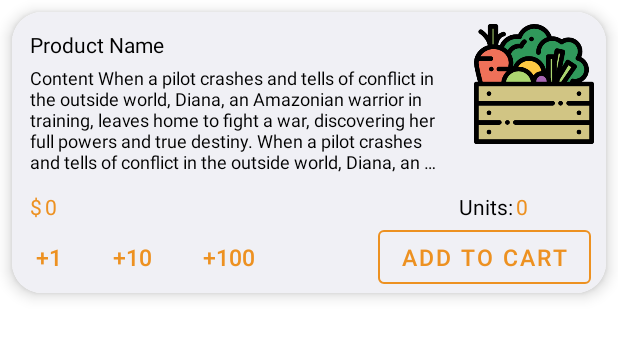
After one commit to danielmar121/final_project_android, an Android app: the layout product_buyer_item.xml on its own in the app's theme, with its tools: preview values and no code run, on a phone screen of 412 x 824 dp. The commit adds this screen. Shown: the top 338 px of the screen. Run offline under Robolectric (Android 15) with nearby library versions, the phone set to English and light mode, and no system bars.

Commit message:
Add buyer shop

```diff
--- a/app/src/main/AndroidManifest.xml
+++ b/app/src/main/AndroidManifest.xml
@@ -12,7 +12,8 @@
         android:roundIcon="@mipmap/ic_launcher_round"
         android:supportsRtl="true"
         android:theme="@style/Theme.Final_project">
-
+        <activity android:name=".activities.buyer.ui.shops.ShopBuyer">
+        </activity>
         <activity android:name=".activities.LandingPageActivity">
             <intent-filter>
                 <action android:name="android.intent.action.MAIN" />
@@ -20,14 +21,11 @@
                 <category android:name="android.intent.category.LAUNCHER" />
             </intent-filter>
         </activity>
-
         <activity android:name=".activities.supplier.SupplierMainActivity" />
         <activity android:name=".activities.buyer.BuyerMainActivity" />
-
         <activity android:name=".activities.supplier.SupplierSignUpActivity" />
         <activity android:name=".activities.SignUpActivity" />
         <activity android:name=".activities.MainActivity" />
-
     </application>
 
 </manifest>
--- a/app/src/main/java/com/daniel/final_project/interfaces/BuyerShopsCallBack.java
+++ b/app/src/main/java/com/daniel/final_project/interfaces/buyer/BuyerShopsCallBack.java
@@ -1,4 +1,4 @@
-package com.daniel.final_project.interfaces;
+package com.daniel.final_project.interfaces.buyer;
 
 import com.daniel.final_project.objects.Shop;
 
--- /dev/null
+++ b/app/src/main/java/com/daniel/final_project/utils/OrderStatuses.java
@@ -0,0 +1,5 @@
+package com.daniel.final_project.utils;
+
+public enum OrderStatuses {
+    OPEN, RECEIVED, CLOSE
+}
--- /dev/null
+++ b/app/src/main/res/layout/product_buyer_item.xml
@@ -0,0 +1,181 @@
+<?xml version="1.0" encoding="utf-8"?>
+<com.google.android.material.card.MaterialCardView xmlns:android="http://schemas.android.com/apk/res/android"
+    xmlns:app="http://schemas.android.com/apk/res-auto"
+    xmlns:tools="http://schemas.android.com/tools"
+    android:layout_width="match_parent"
+    android:layout_height="wrap_content"
+    android:layout_margin="8dp"
+    app:cardCornerRadius="20dp"
+    android:elevation="6dp"
+    app:cardElevation="6dp">
+
+    <RelativeLayout
+        android:id="@+id/product_item_LAY_main"
+        android:layout_width="match_parent"
+        android:layout_height="wrap_content"
+        android:background="@color/grey">
+
+        <RelativeLayout
+            android:id="@+id/product_item_LAY_product_data"
+            android:layout_width="wrap_content"
+            android:layout_height="wrap_content">
+
+            <RelativeLayout
+                android:id="@+id/product_item_LAY_product_cover"
+                android:layout_width="wrap_content"
+                android:layout_height="wrap_content"
+                android:layout_alignParentRight="true">
+
+                <ImageView
+                    android:id="@+id/product_item_IMG_product"
+                    android:layout_width="80dp"
+                    android:layout_height="80dp"
+                    android:scaleType="fitXY"
+                    android:layout_margin="8dp"
+                    android:src="@drawable/vegetables" />
+            </RelativeLayout>
+
+            <TextView
+                android:id="@+id/product_item_LBL_name"
+                android:layout_width="wrap_content"
+                android:layout_height="wrap_content"
+                android:layout_marginStart="12dp"
+                android:layout_marginTop="12dp"
+                android:layout_alignParentLeft="true"
+                android:ellipsize="end"
+                android:maxLines="1"
+                android:text="Product Name"
+                android:textColor="@color/black" />
+
+            <TextView
+                android:id="@+id/product_item_LBL_description"
+                android:layout_width="wrap_content"
+                android:layout_height="wrap_content"
+                android:layout_below="@id/product_item_LBL_name"
+                android:layout_alignParentLeft="true"
+                android:layout_toStartOf="@id/product_item_LAY_product_cover"
+                android:layout_marginStart="12dp"
+                android:layout_marginTop="4dp"
+                android:layout_marginEnd="12dp"
+                android:ellipsize="end"
+                android:maxLines="5"
+                android:text="Content When a pilot crashes and tells of conflict in the outside world, Diana, an Amazonian warrior in training, leaves home to fight a war, discovering her full powers and true destiny. When a pilot crashes and tells of conflict in the outside world, Diana, an Amazonian warrior in training, leaves home to fight a war, discovering her full powers and true destiny. When a pilot crashes and tells of conflict in the outside world, Diana, an Amazonian warrior in training, leaves home to fight a war, discovering her full powers and true destiny. When a pilot crashes and tells of conflict in the outside world, Diana, an Amazonian warrior in training, leaves home to fight a war, discovering her full powers and true destiny."
+                android:textColor="@color/black"
+                android:textSize="12sp" />
+        </RelativeLayout>
+
+        <RelativeLayout
+            android:layout_width="match_parent"
+            android:layout_height="wrap_content"
+            android:id="@+id/product_item_LAY_add_to_cart"
+            android:layout_below="@+id/product_item_LAY_product_data">
+
+            <TextView
+                android:id="@+id/product_item_LBL_dollar"
+                android:layout_width="wrap_content"
+                android:layout_height="wrap_content"
+                android:layout_marginStart="12dp"
+                android:layout_marginTop="12dp"
+                android:ellipsize="end"
+                android:maxLines="1"
+                android:text="$"
+                android:textColor="@color/orange_background" />
+
+            <TextView
+                android:id="@+id/product_item_LBL_price"
+                android:layout_width="wrap_content"
+                android:layout_height="wrap_content"
+                android:layout_marginStart="2dp"
+                android:layout_marginTop="12dp"
+                android:layout_toEndOf="@id/product_item_LBL_dollar"
+                android:ellipsize="end"
+                android:maxLines="1"
+                android:text="0"
+                android:textColor="@color/orange_background" />
+
+            <LinearLayout
+                android:layout_width="wrap_content"
+                android:layout_height="wrap_content"
+                android:layout_centerVertical="true"
+                android:layout_below="@+id/product_item_LBL_dollar">
+
+                <Button
+                    android:id="@+id/product_item_BTN_plus_one"
+                    android:layout_width="50dp"
+                    android:layout_height="wrap_content"
+                    android:text="@string/plus_one"
+                    android:textSize="15sp"
+                    android:textColor="@color/orange_background"
+                    style="?android:attr/borderlessButtonStyle" />
+
+                <Button
+                    android:id="@+id/product_item_BTN_plus_ten"
+                    android:layout_width="60dp"
+                    android:layout_height="wrap_content"
+                    android:text="@string/plus_ten"
+                    android:textSize="15sp"
+                    android:textColor="@color/orange_background"
+                    style="?android:attr/borderlessButtonStyle" />
+
+                <Button
+                    android:id="@+id/product_item_BTN_plus_hundred"
+                    android:layout_width="70dp"
+                    android:layout_height="wrap_content"
+                    android:text="@string/plus_hundred"
+                    android:textSize="15sp"
+                    android:textColor="@color/orange_background"
+                    style="?android:attr/borderlessButtonStyle" />
+            </LinearLayout>
+
+            <LinearLayout
+                android:layout_width="wrap_content"
+                android:layout_height="wrap_content"
+                android:orientation="vertical"
+                android:gravity="center_horizontal"
+                android:layout_marginHorizontal="10dp"
+                android:layout_alignParentEnd="true"
+                >
+
+                <LinearLayout
+                    android:layout_width="wrap_content"
+                    android:layout_height="wrap_content"
+                    >
+                    <TextView
+                        android:id="@+id/product_item_LBL_units"
+                        android:layout_width="wrap_content"
+                        android:layout_height="wrap_content"
+                        android:layout_marginStart="12dp"
+                        android:layout_marginTop="12dp"
+                        android:ellipsize="end"
+                        android:maxLines="1"
+                        android:text="@string/units"
+                        android:textColor="@color/black" />
+
+                    <TextView
+                        android:id="@+id/product_item_LBL_units_to_buy"
+                        android:layout_width="wrap_content"
+                        android:layout_height="wrap_content"
+                        android:layout_marginStart="2dp"
+                        android:layout_marginTop="12dp"
+                        android:layout_toStartOf="@id/product_item_LBL_units"
+                        android:ellipsize="end"
+                        android:maxLines="1"
+                        android:text="0"
+                        android:textColor="@color/orange_background" />
+                </LinearLayout>
+
+                <Button
+                    android:id="@+id/product_item_BTN_add_to_cart"
+                    android:layout_width="wrap_content"
+                    android:layout_height="wrap_content"
+                    android:text="@string/add_to_cart"
+                    android:textSize="15sp"
+                    android:textColor="@color/orange_background"
+                    app:strokeColor="@color/orange_background"
+                    style="?attr/materialButtonOutlinedStyle" />
+
+            </LinearLayout>
+        </RelativeLayout>
+    </RelativeLayout>
+
+</com.google.android.material.card.MaterialCardView>
--- a/app/src/main/res/layout/shop_buyer_item.xml
+++ b/app/src/main/res/layout/shop_buyer_item.xml
@@ -12,8 +12,7 @@
     <RelativeLayout
         android:layout_width="match_parent"
         android:layout_height="wrap_content"
-        android:background="@color/grey"
-        tools:context=".MainActivity">
+        android:background="@color/grey">
 
         <RelativeLayout
             android:id="@+id/shop_buyer_LAY_cover"
--- a/app/src/main/res/values/strings.xml
+++ b/app/src/main/res/values/strings.xml
@@ -78,9 +78,17 @@
     <string name="cart">Cart</string>
     <string name="profile">Profile</string>
     <string name="shops">Shop</string>
+    <string name="search">Search</string>
+
+    //BUYER SHOP
+    <string name="plus_one">+1</string>
+    <string name="plus_ten">+10</string>
+    <string name="plus_hundred">+100</string>
+    <string name="plus_thousand">+1000</string>
+    <string name="units">Units:</string>
+    <string name="add_to_cart">Add to cart</string>
 
     //SUPPLIER MENU
     <string name="my_shop">My Shop</string>
-    <string name="search">Search</string>
 
 </resources>
```
Also changed, not shown: app/src/main/java/com/daniel/final_project/activities/buyer/ui/cart/CartViewModel.java (deleted, +0 -19 lines), app/src/main/java/com/daniel/final_project/activities/buyer/ui/shops/AdapterProduct.java (added, +154 -0 lines), app/src/main/java/com/daniel/final_project/activities/buyer/ui/shops/AdapterShop.java (+10 -9 lines), app/src/main/java/com/daniel/final_project/activities/buyer/ui/shops/ShopBuyer.java (added, +95 -0 lines), app/src/main/java/com/daniel/final_project/activities/buyer/ui/shops/ShopsFragment.java (+6 -4 lines), app/src/main/java/com/daniel/final_project/activities/buyer/ui/shops/ShopsViewModel.java (deleted, +0 -19 lines), app/src/main/java/com/daniel/final_project/interfaces/buyer/BuyerOrderCallBack.java (added, +10 -0 lines), app/src/main/java/com/daniel/final_project/interfaces/buyer/BuyerShopCallBack.java (added, +9 -0 lines), app/src/main/java/com/daniel/final_project/objects/Order.java (+17 -9 lines), app/src/main/java/com/daniel/final_project/objects/Product.java (+9 -0 lines), app/src/main/java/com/daniel/final_project/services/MyFireBase.java (+52 -12 lines), app/src/main/res/layout/activity_shop_buyer.xml (added, +47 -0 lines).
